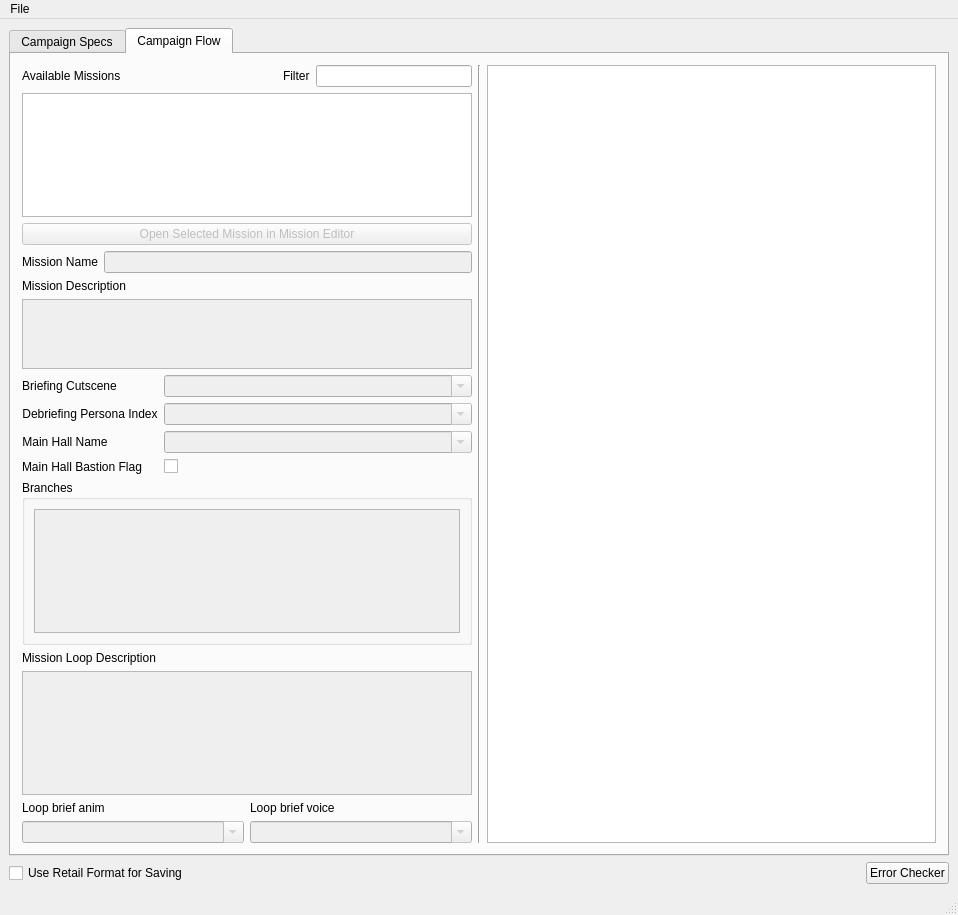
Above: qtfred/ui/CampaignEditorDialog.ui from scp-fs2open/fs2open.github.com before the change. Below: the same form after it.
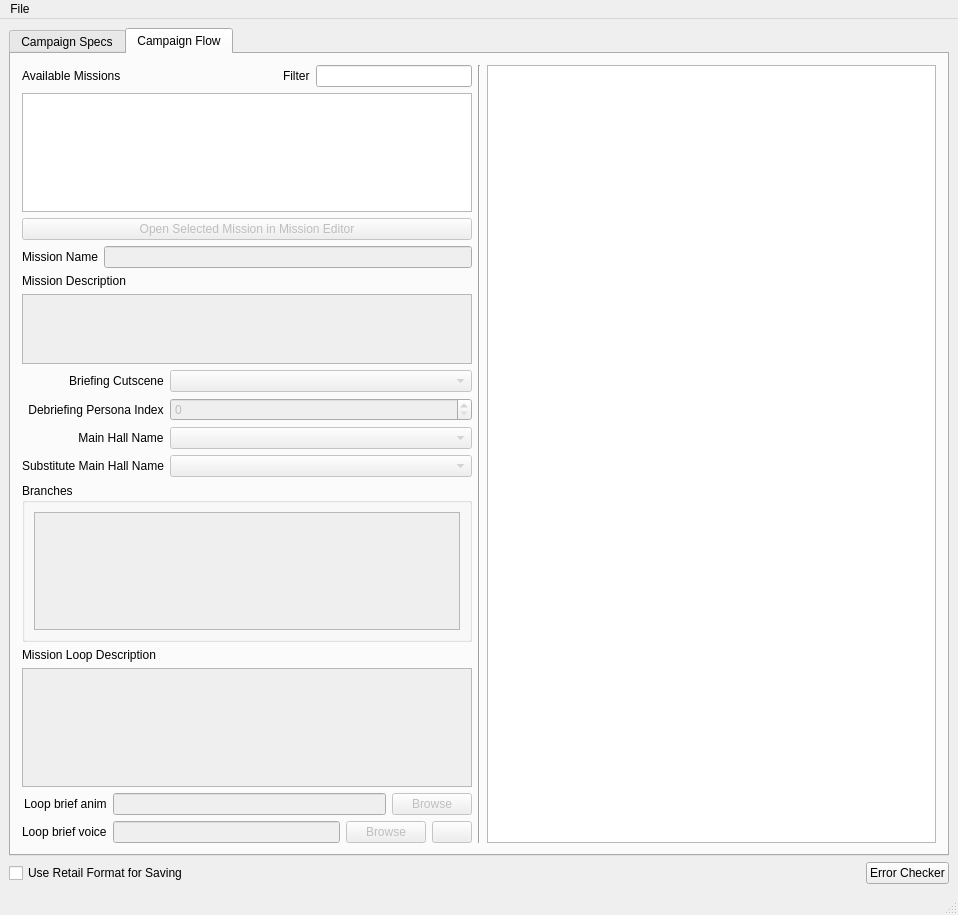
That is the form after the change. Icons and pictures are not drawn. Custom widgets are drawn as their Qt base class.

Commit message: implement the rest of the detail controls

The edit to the form file:
```diff
--- a/qtfred/ui/CampaignEditorDialog.ui
+++ b/qtfred/ui/CampaignEditorDialog.ui
@@ -254,6 +254,9 @@
           </item>
           <item>
            <layout class="QFormLayout" name="missionSettingsLayout">
+            <property name="labelAlignment">
+             <set>Qt::AlignRight|Qt::AlignTrailing|Qt::AlignVCenter</set>
+            </property>
             <item row="0" column="0">
              <widget class="QLabel" name="briefCutsceneLabel">
               <property name="text">
@@ -270,7 +273,7 @@
                <bool>false</bool>
               </property>
               <property name="editable">
-               <bool>true</bool>
+               <bool>false</bool>
               </property>
              </widget>
             </item>
@@ -285,13 +288,10 @@
              </widget>
             </item>
             <item row="1" column="1">
-             <widget class="QComboBox" name="debriefPersonaComboBox">
+             <widget class="QSpinBox" name="debriefingPersonaSpinBox">
               <property name="enabled">
                <bool>false</bool>
               </property>
-              <property name="editable">
-               <bool>true</bool>
-              </property>
              </widget>
             </item>
             <item row="2" column="0">
@@ -310,21 +310,21 @@
                <bool>false</bool>
               </property>
               <property name="editable">
-               <bool>true</bool>
+               <bool>false</bool>
               </property>
              </widget>
             </item>
             <item row="3" column="0">
              <widget class="QLabel" name="mainhallBastionFlagLabel">
               <property name="text">
-               <string>Main Hall Bastion Flag</string>
+               <string>Substitute Main Hall Name</string>
               </property>
              </widget>
             </item>
             <item row="3" column="1">
-             <widget class="QCheckBox" name="mainhallBastionFlagCheckBox">
-              <property name="text">
-               <string/>
+             <widget class="QComboBox" name="substituteMainhallComboBox">
+              <property name="enabled">
+               <bool>false</bool>
               </property>
              </widget>
             </item>
@@ -376,40 +376,80 @@
            </widget>
           </item>
           <item>
-           <layout class="QGridLayout" name="loopBriefLayout">
+           <layout class="QFormLayout" name="loopDetailsForm">
+            <property name="labelAlignment">
+             <set>Qt::AlignRight|Qt::AlignTrailing|Qt::AlignVCenter</set>
+            </property>
             <item row="0" column="0">
-             <widget class="QLabel" name="lblLoopAnim">
+             <widget class="QLabel" name="loopAnimLabel">
               <property name="text">
                <string>Loop brief anim</string>
               </property>
              </widget>
             </item>
-            <item row="2" column="1">
-             <widget class="QComboBox" name="cmbLoopVoice">
-              <property name="enabled">
-               <bool>false</bool>
-              </property>
-              <property name="editable">
-               <bool>true</bool>
-              </property>
-             </widget>
-            </item>
-            <item row="0" column="1">
-             <widget class="QLabel" name="lblLoopVoice">
+            <item row="1" column="0">
+             <widget class="QLabel" name="loopVoiceLabel">
               <property name="text">
                <string>Loop brief voice</string>
               </property>
              </widget>
             </item>
-            <item row="2" column="0">
-             <widget class="QComboBox" name="cmbLoopAnim">
-              <property name="enabled">
-               <bool>false</bool>
-              </property>
-              <property name="editable">
-               <bool>true</bool>
-              </property>
-             </widget>
+            <item row="0" column="1">
+             <layout class="QHBoxLayout" name="loopAnimControlsLayout">
+              <item>
+               <widget class="QLineEdit" name="loopAnimLineEdit">
+                <property name="enabled">
+                 <bool>false</bool>
+                </property>
+               </widget>
+              </item>
+              <item>
+               <widget class="QPushButton" name="loopAnimBrowseButton">
+                <property name="enabled">
+                 <bool>false</bool>
+                </property>
+                <property name="text">
+                 <string>Browse</string>
+                </property>
+               </widget>
+              </item>
+             </layout>
+            </item>
+            <item row="1" column="1">
+             <layout class="QHBoxLayout" name="loopVoiceControlsLayout">
+              <item>
+               <widget class="QLineEdit" name="loopVoiceLineEdit">
+                <property name="enabled">
+                 <bool>false</bool>
+                </property>
+               </widget>
+              </item>
+              <item>
+               <widget class="QPushButton" name="loopVoiceBrowseButton">
+                <property name="enabled">
+                 <bool>false</bool>
+                </property>
+                <property name="text">
+                 <string>Browse</string>
+                </property>
+               </widget>
+              </item>
+              <item>
+               <widget class="QPushButton" name="testVoiceButton">
+                <property name="enabled">
+                 <bool>false</bool>
+                </property>
+                <property name="text">
+                 <string/>
+                </property>
+                <property name="icon">
+                 <iconset>
+                  <selectedon>:/images/play.png</selectedon>
+                 </iconset>
+                </property>
+               </widget>
+              </item>
+             </layout>
             </item>
            </layout>
           </item>
```
Left out of the diff: 10 changed lines with no effect on the pictures. The commit also changes 4 other files.
